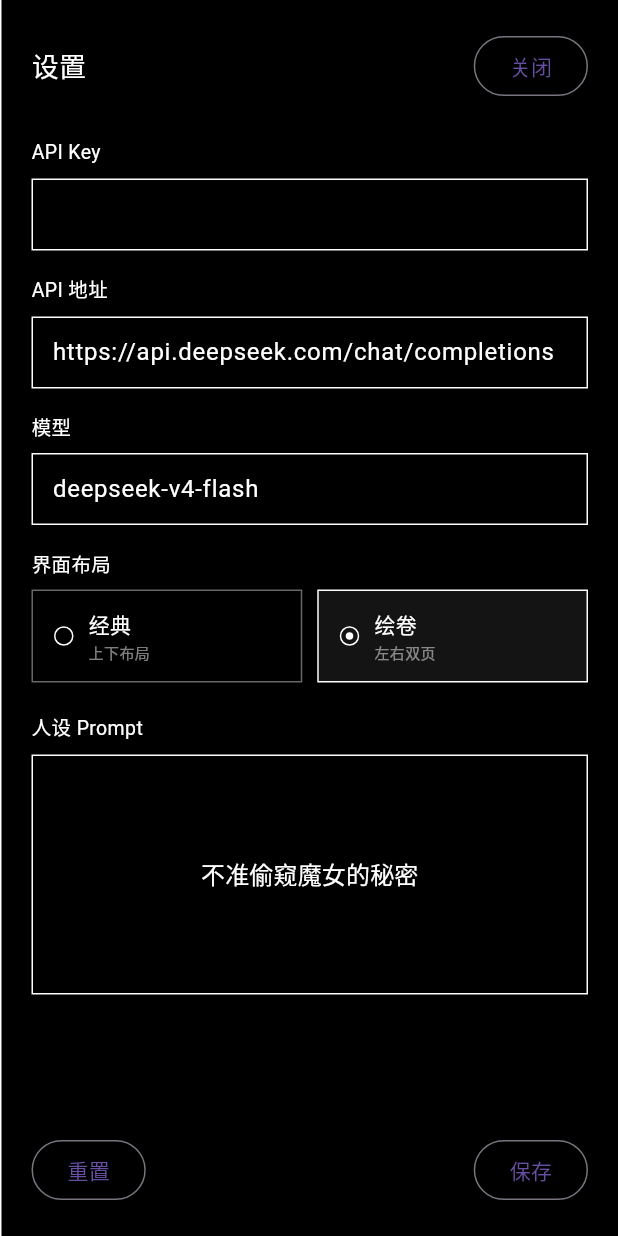
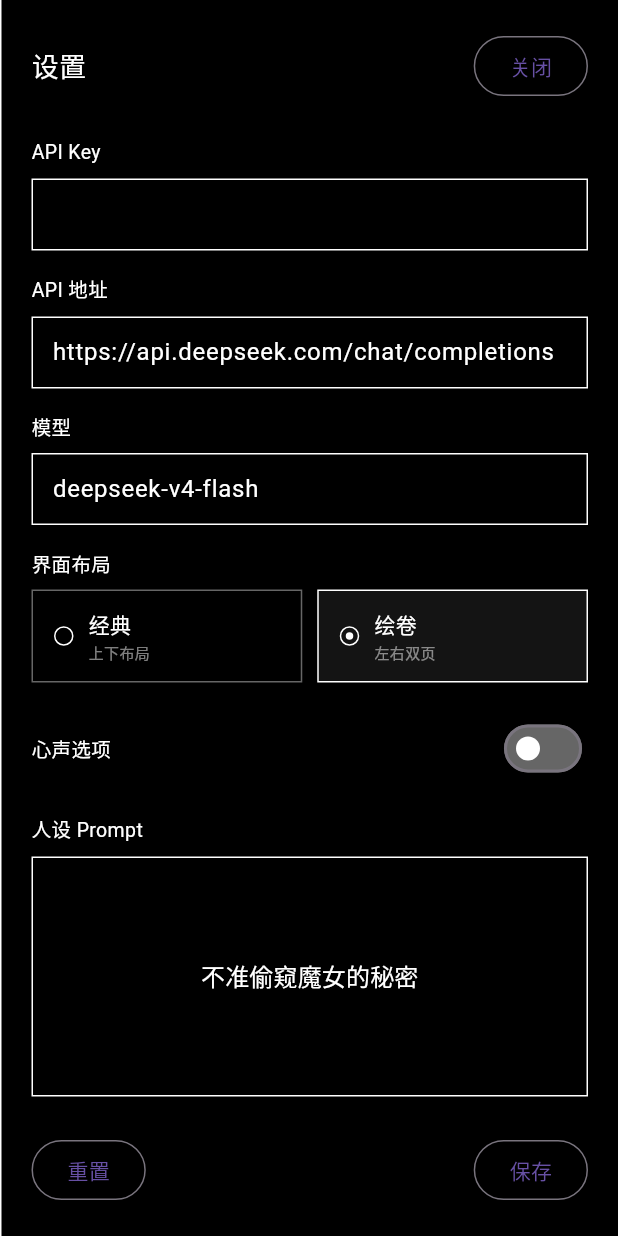
Before and after one commit to frorearea/beyond-time, a Flutter app: the screen it shows after launch, after a tap on "设置", on a phone screen of 412 x 824 dp. Run offline on Flutter 3.47's test engine with Material 3 defaults, Android fonts, the phone set to English and light mode, and no system bars; missing offline and left inert: dart:html; accounts and stored records are empty; Roboto replaces fonts that are missing (Georgia, LXGWWenKai).

Commit message:
Add quick options toggle setting and Docker deployment files

```diff
--- a/lib/pages/beyond_time_page.dart
+++ b/lib/pages/beyond_time_page.dart
@@ -62,6 +62,7 @@ class _BeyondTimePageState extends State<BeyondTimePage> {
   int _memoryCaptureCooldown = 0;
   bool _isMemoryCaptureRunning = false;
   String _uiLayout = 'storybook';
+  bool _showQuickOptions = false;
   Timer? _idleTimer;
   bool _isAway = false;
   late UserProfile _userProfile;
@@ -134,6 +135,7 @@ class _BeyondTimePageState extends State<BeyondTimePage> {
                                     messages: _messages,
                                     isSending: _isSending,
                                     quickOptions: _currentQuickOptions(),
+                                    showQuickOptions: _showQuickOptions,
                                     inputController: _inputController,
                                     scrollController: _messageScrollController,
                                     onSend: _sendCurrentText,
@@ -210,6 +212,7 @@ class _BeyondTimePageState extends State<BeyondTimePage> {
           messages: _messages,
           isSending: _isSending,
           quickOptions: _currentQuickOptions(),
+          showQuickOptions: _showQuickOptions,
           inputController: _inputController,
           scrollController: _messageScrollController,
           onSend: _sendCurrentText,
@@ -599,6 +602,10 @@ class _BeyondTimePageState extends State<BeyondTimePage> {
             onLayoutChanged: (layout) {
               setState(() => _uiLayout = layout);
             },
+            showQuickOptions: _showQuickOptions,
+            onQuickOptionsChanged: (value) {
+              setState(() => _showQuickOptions = value);
+            },
             onSave: () {
               _saveSettings();
               Navigator.of(context).pop();
@@ -609,6 +616,7 @@ class _BeyondTimePageState extends State<BeyondTimePage> {
                 _apiUrlController.text = kDefaultApiUrl;
                 _modelController.text = kDefaultModel;
                 _uiLayout = 'classic';
+                _showQuickOptions = false;
               });
               _saveSettings();
             },
@@ -804,6 +812,7 @@ class _BeyondTimePageState extends State<BeyondTimePage> {
     _apiUrlController.text = settings['apiUrl'] ?? kDefaultApiUrl;
     _modelController.text = settings['model'] ?? kDefaultModel;
     _uiLayout = settings['uiLayout'] ?? 'storybook';
+    _showQuickOptions = settings['showQuickOptions'] == 'true';
     _quickOptionPoolIndex = _storeHelper.loadQuickOptionPoolIndex();
   }
 
@@ -813,6 +822,7 @@ class _BeyondTimePageState extends State<BeyondTimePage> {
       _apiUrlController.text.trim(),
       _modelController.text.trim(),
       uiLayout: _uiLayout,
+      showQuickOptions: _showQuickOptions,
     );
   }
 
--- a/lib/services/store_helper.dart
+++ b/lib/services/store_helper.dart
@@ -20,6 +20,7 @@ class StoreHelper {
       'apiUrl': data['apiUrl']?.toString() ?? kDefaultApiUrl,
       'model': data['model']?.toString() ?? kDefaultModel,
       'uiLayout': data['uiLayout']?.toString() ?? 'classic',
+      'showQuickOptions': data['showQuickOptions'] == true ? 'true' : 'false',
     };
   }
 
@@ -28,6 +29,7 @@ class StoreHelper {
     String apiUrl,
     String model, {
     String uiLayout = 'classic',
+    bool showQuickOptions = false,
   }) {
     _store.write(
       kSettingsKey,
@@ -36,6 +38,7 @@ class StoreHelper {
         'apiUrl': apiUrl,
         'model': model,
         'uiLayout': uiLayout,
+        'showQuickOptions': showQuickOptions,
       }),
     );
   }
--- a/lib/widgets/dialogue_box.dart
+++ b/lib/widgets/dialogue_box.dart
@@ -17,6 +17,7 @@ class DialogueBox extends StatefulWidget {
     required this.messages,
     required this.isSending,
     required this.quickOptions,
+    required this.showQuickOptions,
     required this.inputController,
     required this.scrollController,
     required this.onSend,
@@ -30,6 +31,7 @@ class DialogueBox extends StatefulWidget {
   final List<ChatMessage> messages;
   final bool isSending;
   final List<String> quickOptions;
+  final bool showQuickOptions;
   final TextEditingController inputController;
   final ScrollController scrollController;
   final Future<void> Function() onSend;
@@ -200,6 +202,7 @@ class _DialogueBoxState extends State<DialogueBox> {
                     ),
                   ),
                 ),
+                if (widget.showQuickOptions)
                   QuickOptions(
                     options: widget.quickOptions,
                     disabled: widget.isSending,
--- a/lib/widgets/settings_panel.dart
+++ b/lib/widgets/settings_panel.dart
@@ -10,6 +10,8 @@ class SettingsPanel extends StatefulWidget {
     required this.modelController,
     required this.uiLayout,
     required this.onLayoutChanged,
+    required this.showQuickOptions,
+    required this.onQuickOptionsChanged,
     required this.onSave,
     required this.onReset,
   });
@@ -19,6 +21,8 @@ class SettingsPanel extends StatefulWidget {
   final TextEditingController modelController;
   final String uiLayout;
   final ValueChanged<String> onLayoutChanged;
+  final bool showQuickOptions;
+  final ValueChanged<bool> onQuickOptionsChanged;
   final VoidCallback onSave;
   final VoidCallback onReset;
 
@@ -83,6 +87,21 @@ class _SettingsPanelState extends State<SettingsPanel> {
             LayoutChoice(
               value: _selectedLayout,
               onChanged: _changeLayout,
+            ),
+            const SizedBox(height: 20),
+            Row(
+              mainAxisAlignment: MainAxisAlignment.spaceBetween,
+              children: [
+                const Text('心声选项', style: TextStyle(color: kWhite, fontSize: 13)),
+                Switch(
+                  value: widget.showQuickOptions,
+                  onChanged: widget.onQuickOptionsChanged,
+                  activeTrackColor: kWhite,
+                  activeThumbColor: kBlack,
+                  inactiveTrackColor: const Color(0x66FFFFFF),
+                  inactiveThumbColor: kWhite,
+                ),
+              ],
             ),
             const SizedBox(height: 20),
             const Text('人设 Prompt',
```
Also changed, not shown: 4 other files. Lines whose indentation alone changed are shown as unchanged.
